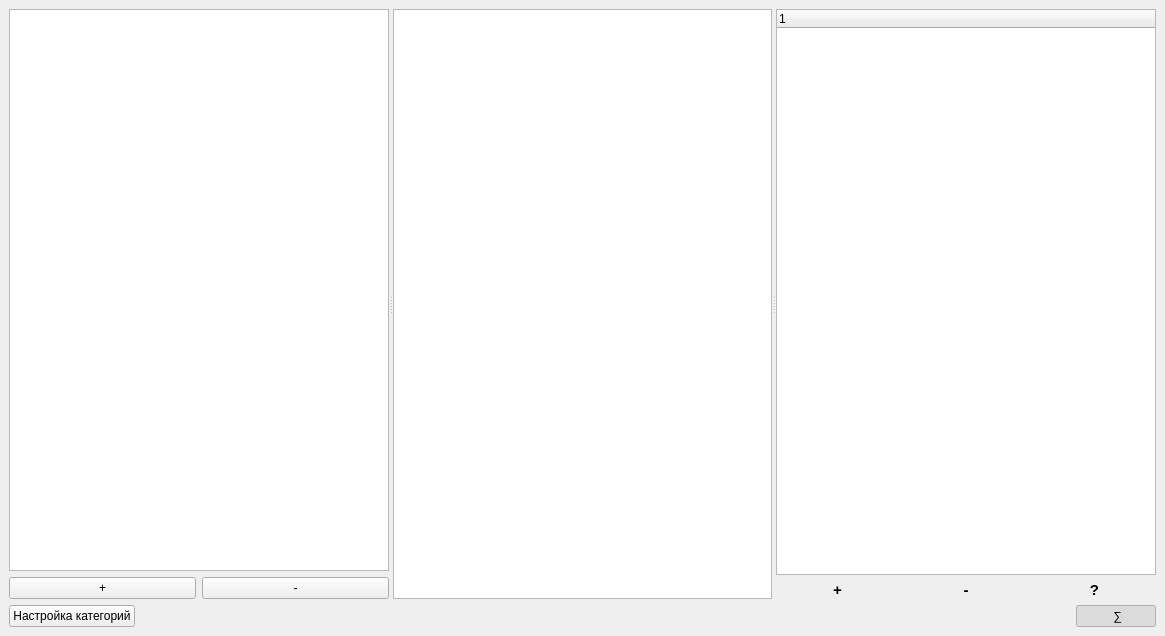
This is mainwindow.ui in yog-muskrat/whereismymoney as Qt 5 draws it before an edit. The edited form follows.
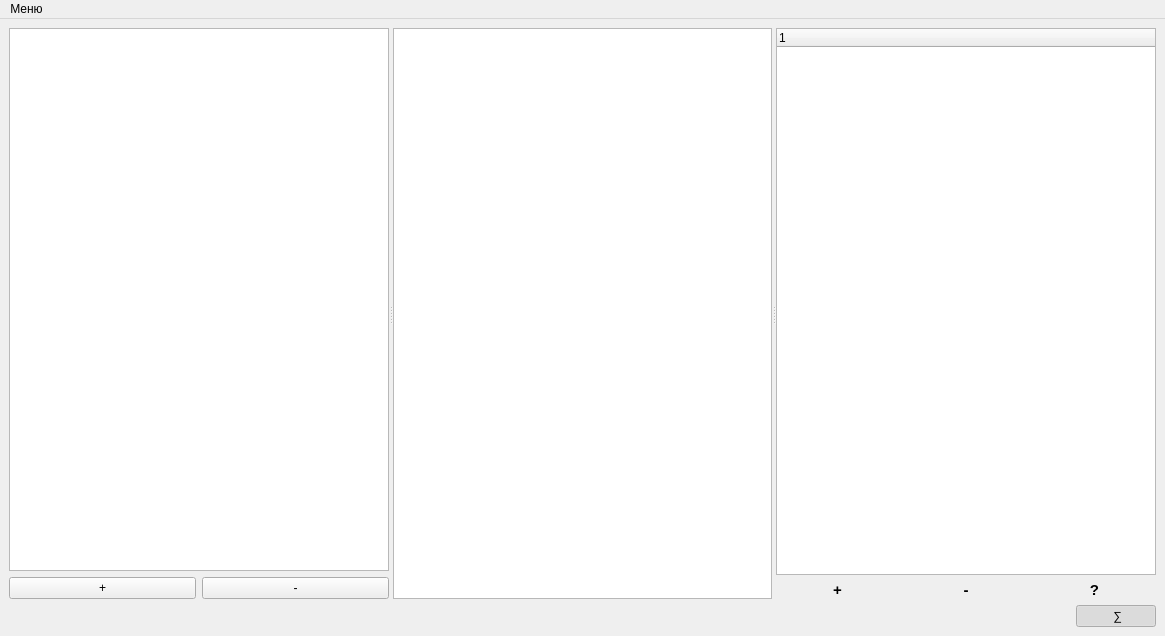
This is the edited form.

Commit message: Добавлена настройка шрифта.

```diff
--- a/mainwindow.ui
+++ b/mainwindow.ui
@@ -210,13 +210,6 @@
     </item>
     <item>
      <layout class="QHBoxLayout" name="horizontalLayout_4">
-      <item>
-       <widget class="QPushButton" name="pbEditCategories">
-        <property name="text">
-         <string>Настройка категорий</string>
-        </property>
-       </widget>
-      </item>
       <item>
        <spacer name="horizontalSpacer">
         <property name="orientation">
@@ -253,6 +246,34 @@
     </item>
    </layout>
   </widget>
+  <widget class="QMenuBar" name="menuBar">
+   <property name="geometry">
+    <rect>
+     <x>0</x>
+     <y>0</y>
+     <width>1165</width>
+     <height>21</height>
+    </rect>
+   </property>
+   <widget class="QMenu" name="menu">
+    <property name="title">
+     <string>Меню</string>
+    </property>
+    <addaction name="action_categories"/>
+    <addaction name="action_fonts"/>
+   </widget>
+   <addaction name="menu"/>
+  </widget>
+  <action name="action_categories">
+   <property name="text">
+    <string>Настройка категорий</string>
+   </property>
+  </action>
+  <action name="action_fonts">
+   <property name="text">
+    <string>Настройка шрифта</string>
+   </property>
+  </action>
  </widget>
  <resources/>
  <connections>
```
The commit also changes 4 other files.
